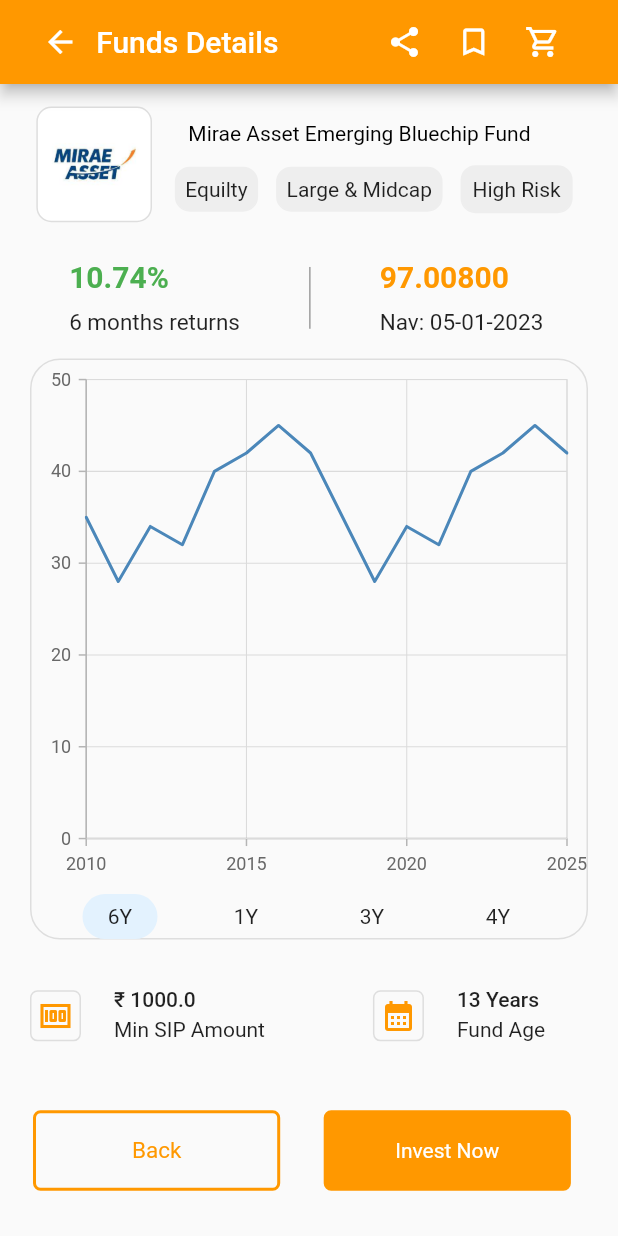
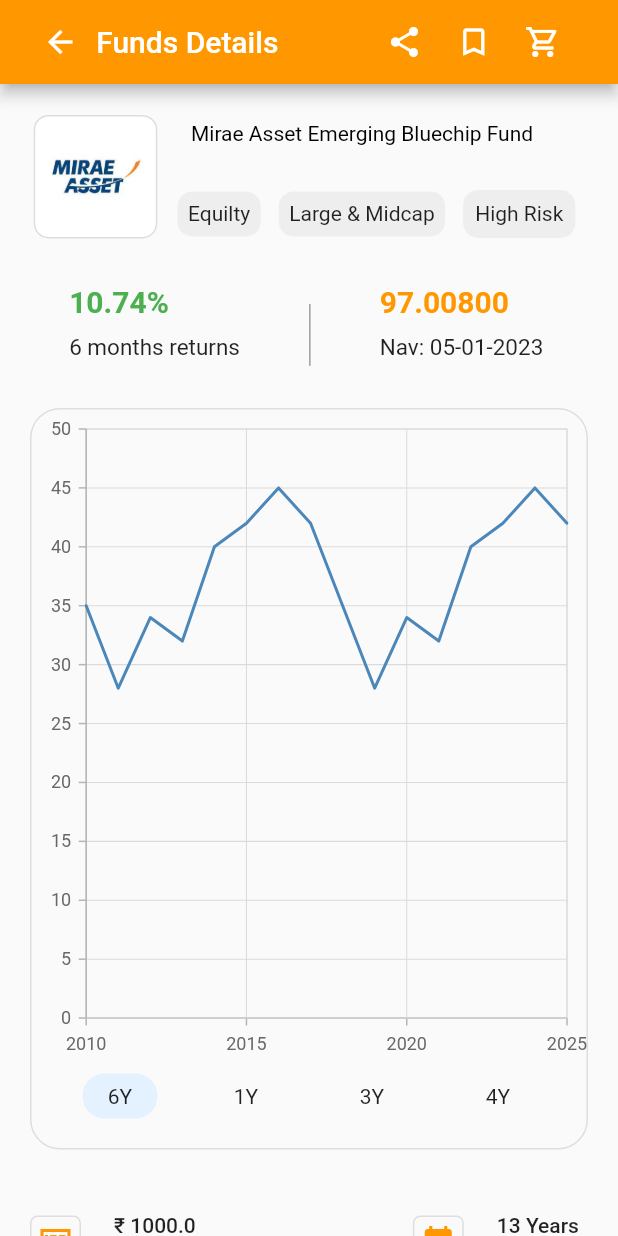
Before and after one commit to Rajatg180/ExpandX_Intern_Assignment, a Flutter app: the screen it shows after launch, on a phone screen of 412 x 824 dp. Run offline on Flutter 3.47's test engine with Material 2 defaults, Android fonts, the phone set to English and light mode, and no system bars; our stand-ins replace badges, syncfusion_flutter_charts, toggle_switch.

Commit message:
responsive

```diff
--- a/lscreen/lib/Widgets/button_widget.dart
+++ b/lscreen/lib/Widgets/button_widget.dart
@@ -8,10 +8,11 @@
   @override
   Widget build(BuildContext context) {
     return Container(
-      margin: EdgeInsets.only(top: 40,left: 20,right: 20),
+      margin: EdgeInsets.only(top: 20,left: 20,right: 20),
       width: double.infinity,
       height: MediaQuery.of(context).size.height*0.07,
       child: Row(
+        mainAxisAlignment: MainAxisAlignment.spaceBetween,
         children: [
           Container(
             margin: EdgeInsets.all(2),
--- a/lscreen/lib/Widgets/graph_widget.dart
+++ b/lscreen/lib/Widgets/graph_widget.dart
@@ -28,7 +28,7 @@
         ];
 
     return Container(
-      height: MediaQuery.of(context).size.height*0.47,
+      height: MediaQuery.of(context).size.height*0.60,
       width: double.infinity,
       margin: EdgeInsets.symmetric(horizontal: 20,vertical: 10),
       decoration: BoxDecoration(
@@ -39,7 +39,7 @@
         children: [
           Container(
             margin: EdgeInsets.all(3),
-            height: 350,
+            height: MediaQuery.of(context).size.height*0.53,
             child: SfCartesianChart(
               series: <ChartSeries>[
                   LineSeries<ChartData, int>(
--- a/lscreen/lib/Widgets/lower_widget.dart
+++ b/lscreen/lib/Widgets/lower_widget.dart
@@ -6,14 +6,16 @@
   @override
   Widget build(BuildContext context) {
     return Container(
-      padding: EdgeInsets.only(top: 20),
+      margin: EdgeInsets.all(20),
       width: double.infinity,
       height: MediaQuery.of(context).size.width*0.15,
       child: Row(
-        // mainAxisAlignment: MainAxisAlignment.spaceEvenly,
+        mainAxisAlignment: MainAxisAlignment.spaceBetween,
+        children: [
+          Row(
+            mainAxisAlignment: MainAxisAlignment.center,
             children: [
               Container(
-            margin: EdgeInsets.only(left: 20),
             padding: EdgeInsets.all(4),
             decoration: BoxDecoration(
               border: Border.all(color: Color.fromARGB(255, 222, 222, 222)),
@@ -27,6 +29,7 @@
           Container(
             margin: EdgeInsets.only(left: 20),
             child: Column(
+              mainAxisAlignment: MainAxisAlignment.center,
               crossAxisAlignment: CrossAxisAlignment.start,
               children: [
                 Padding(
@@ -40,8 +43,12 @@
               ],
             ),
           ),
+            ],
+          ),
+          Row(
+            mainAxisAlignment: MainAxisAlignment.center,
+            children: [
               Container(
-            margin: EdgeInsets.only(left: 70),
             child: Container(
               padding: EdgeInsets.all(4),
               decoration: BoxDecoration(
@@ -57,6 +64,7 @@
           Container(
             margin: EdgeInsets.only(left: 20),
             child: Column(
+              mainAxisAlignment: MainAxisAlignment.center,
               crossAxisAlignment: CrossAxisAlignment.start,
               children: [
                 Padding(
@@ -70,6 +78,9 @@
               ],
             ),
           )
+
+            ],
+          ),
         ],
       ),
     );
--- a/lscreen/lib/Widgets/mirae_widget.dart
+++ b/lscreen/lib/Widgets/mirae_widget.dart
@@ -8,11 +8,12 @@
     return Container(
       padding: EdgeInsets.all(15),
       width: double.infinity,
-      height: MediaQuery.of(context).size.height*0.13,
+      height: MediaQuery.of(context).size.height*0.15,
       child: Row(
         mainAxisAlignment: MainAxisAlignment.spaceEvenly,
         children: [
            Container(
+             width: MediaQuery.of(context).size.width*0.2,
              padding: EdgeInsets.all(5),
              decoration: BoxDecoration(
               border: Border.all(color: Color.fromARGB(255, 222, 222, 222)),
--- a/lscreen/lib/Widgets/percent_widget.dart
+++ b/lscreen/lib/Widgets/percent_widget.dart
@@ -7,7 +7,8 @@
   Widget build(BuildContext context) {
     return Container(
       padding: EdgeInsets.only(top: 5),
-      height: MediaQuery.of(context).size.height*0.08,
+      width: double.infinity,
+      height: MediaQuery.of(context).size.height*0.10,
       child : Row(
         mainAxisAlignment: MainAxisAlignment.spaceEvenly,
         children: [
--- a/lscreen/lib/main.dart
+++ b/lscreen/lib/main.dart
@@ -61,7 +61,8 @@
             ),
           ),
       ),
-      body: Column(
+      body: SingleChildScrollView(
+        child: Column(
           children: [
             MiraeWidget(),
             PercentWidget(),
@@ -71,6 +72,7 @@
           ],
         ),
       ),
+      ),
     );
   }
 }
```
Lines whose indentation alone changed are shown as unchanged.
